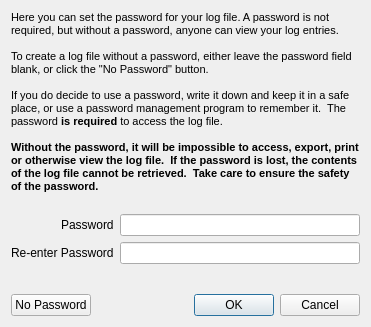
Old version of the form SetPasswordDialog.ui in the repository redeyedvireo/PyLogBook.
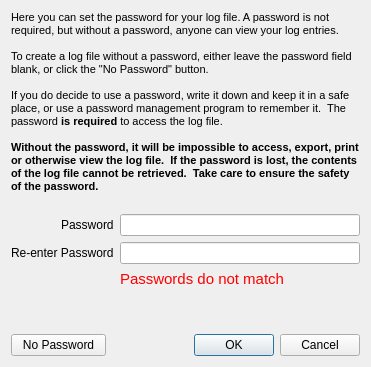
New version of the form.

What changed in the file:
```diff
--- a/SetPasswordDialog.ui
+++ b/SetPasswordDialog.ui
@@ -7,7 +7,7 @@
     <x>0</x>
     <y>0</y>
     <width>371</width>
-    <height>327</height>
+    <height>367</height>
    </rect>
   </property>
   <property name="windowTitle">
@@ -82,16 +82,50 @@
      <item row="1" column="1">
       <widget class="QLineEdit" name="reEnterPasswordEdit">
        <property name="echoMode">
-        <enum>QLineEdit::Password</enum>
+        <enum>QLineEdit::EchoMode::Password</enum>
+       </property>
+      </widget>
+     </item>
+     <item row="2" column="1">
+      <widget class="QLabel" name="passwordsNotMatchLabel">
+       <property name="font">
+        <font>
+         <pointsize>11</pointsize>
+        </font>
+       </property>
+       <property name="styleSheet">
+        <string notr="true">color: red</string>
+       </property>
+       <property name="text">
+        <string>Passwords do not match</string>
        </property>
       </widget>
      </item>
     </layout>
    </item>
+   <item>
+    <spacer name="verticalSpacer_2">
+     <property name="orientation">
+      <enum>Qt::Orientation::Vertical</enum>
+     </property>
+     <property name="sizeHint" stdset="0">
+      <size>
+       <width>20</width>
+       <height>21</height>
+      </size>
+     </property>
+    </spacer>
+   </item>
    <item>
     <layout class="QHBoxLayout" name="horizontalLayout">
      <item>
       <widget class="QPushButton" name="noPasswordButton">
+       <property name="minimumSize">
+        <size>
+         <width>95</width>
+         <height>0</height>
+        </size>
+       </property>
        <property name="text">
         <string>No Password</string>
        </property>
```
Left out of the diff: 12 changed lines with no effect on the pictures.
